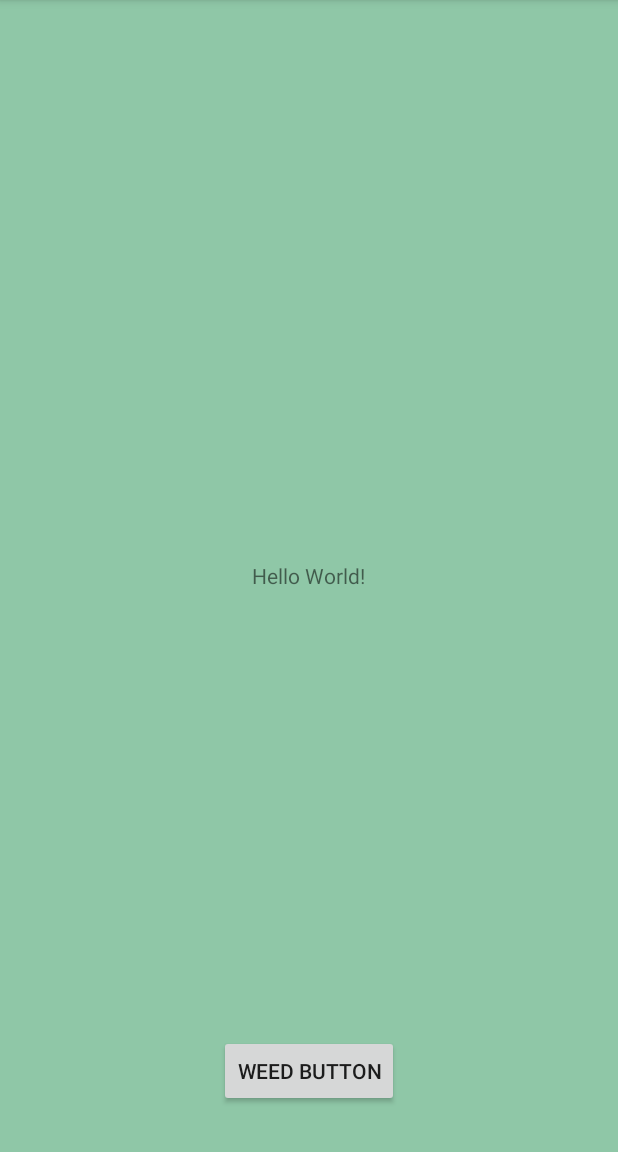
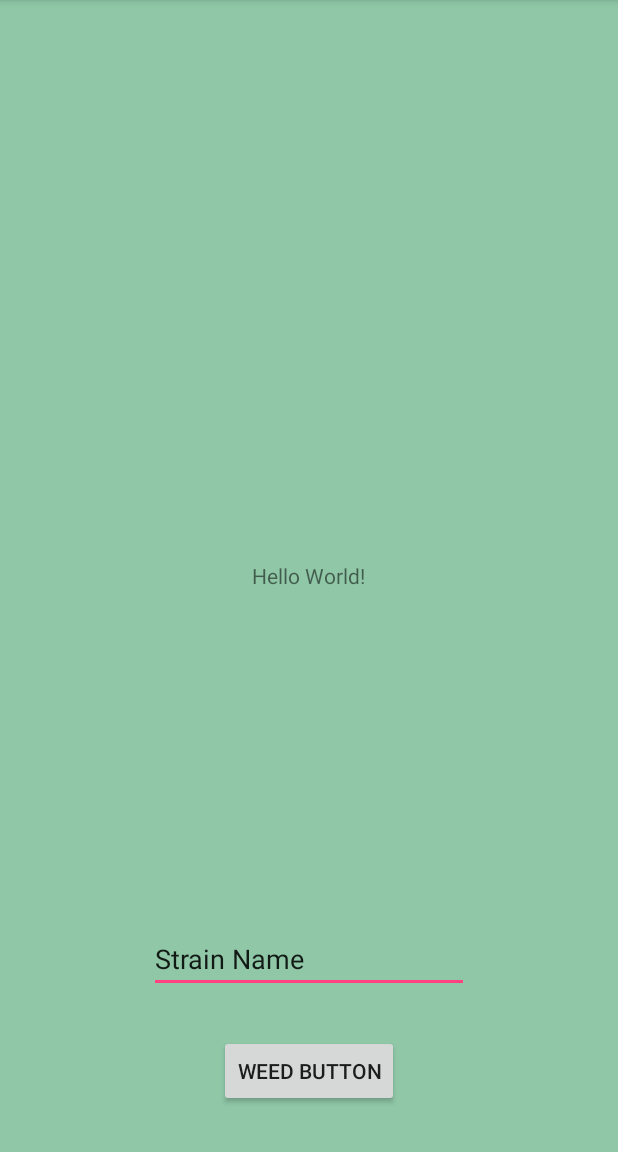
Before and after one commit to pinkjacket/PlantFinder, an Android app: the screen it shows after launch (MainActivity), on a phone screen of 412 x 824 dp, the part 84-1236 px from its top. Run offline under Robolectric (Android 15) with nearby library versions, the phone set to English and light mode, and no system bars; our stand-ins replace ButterKnife.

Commit message:
text input added for search

```diff
--- a/app/src/main/java/pinkjacket/plantfinder/MainActivity.java
+++ b/app/src/main/java/pinkjacket/plantfinder/MainActivity.java
@@ -3,14 +3,18 @@ package pinkjacket.plantfinder;
 import android.content.Intent;
 import android.support.v7.app.AppCompatActivity;
 import android.os.Bundle;
+import android.util.Log;
 import android.view.View;
 import android.widget.Button;
+import android.widget.EditText;
 
 import butterknife.BindView;
 import butterknife.ButterKnife;
 
 public class MainActivity extends AppCompatActivity {
     @BindView(R.id.weedButton) Button mWeedButton;
+    @BindView(R.id.strainText) EditText mStrainText;
+    public static final String TAG = MainActivity.class.getSimpleName();
 
     @Override
     protected void onCreate(Bundle savedInstanceState) {
@@ -20,6 +24,8 @@ public class MainActivity extends AppCompatActivity {
         mWeedButton.setOnClickListener(new View.OnClickListener() {
             @Override
             public void onClick(View view) {
+                String strain = mStrainText.getText().toString();
+                Log.d(TAG, strain);
                 Intent intent = new Intent(MainActivity.this, StrainActivity.class);
                 startActivity(intent);
             }
--- a/app/src/main/res/layout/activity_main.xml
+++ b/app/src/main/res/layout/activity_main.xml
@@ -27,4 +27,15 @@
         android:layout_marginBottom="30dp"
         android:text="Weed Button" />
 
+    <EditText
+        android:id="@+id/strainText"
+        android:layout_width="wrap_content"
+        android:layout_height="wrap_content"
+        android:layout_above="@+id/weedButton"
+        android:layout_centerHorizontal="true"
+        android:layout_marginBottom="28dp"
+        android:ems="10"
+        android:inputType="textPersonName"
+        android:text="Strain Name" />
+
 </RelativeLayout>
```
